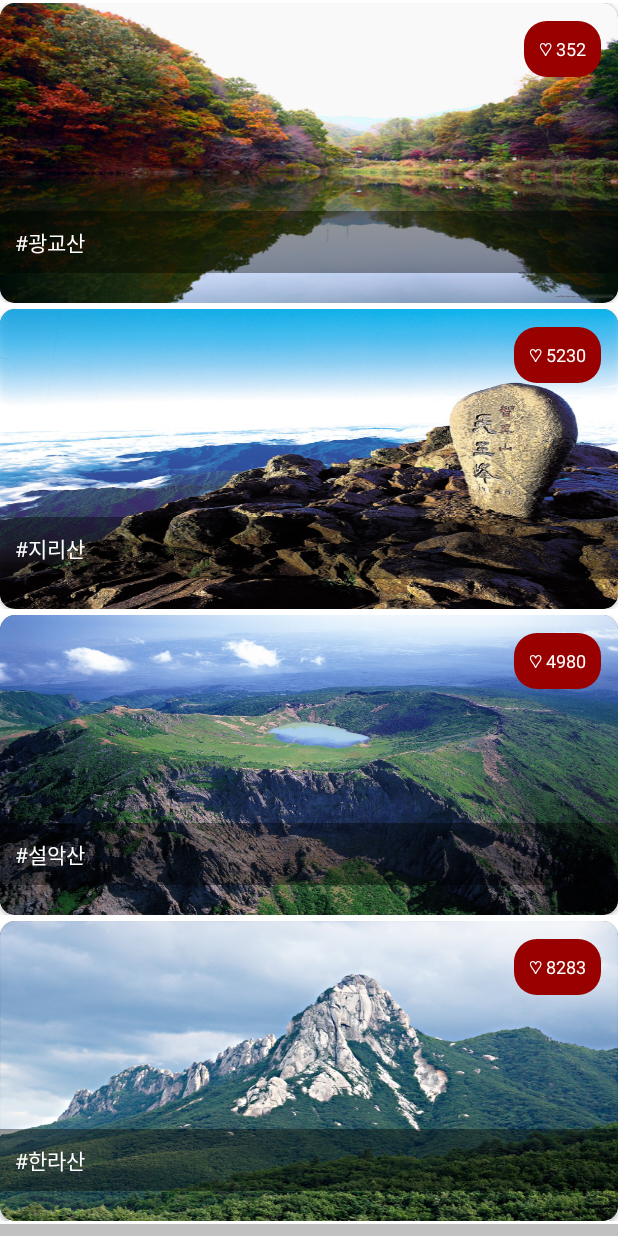
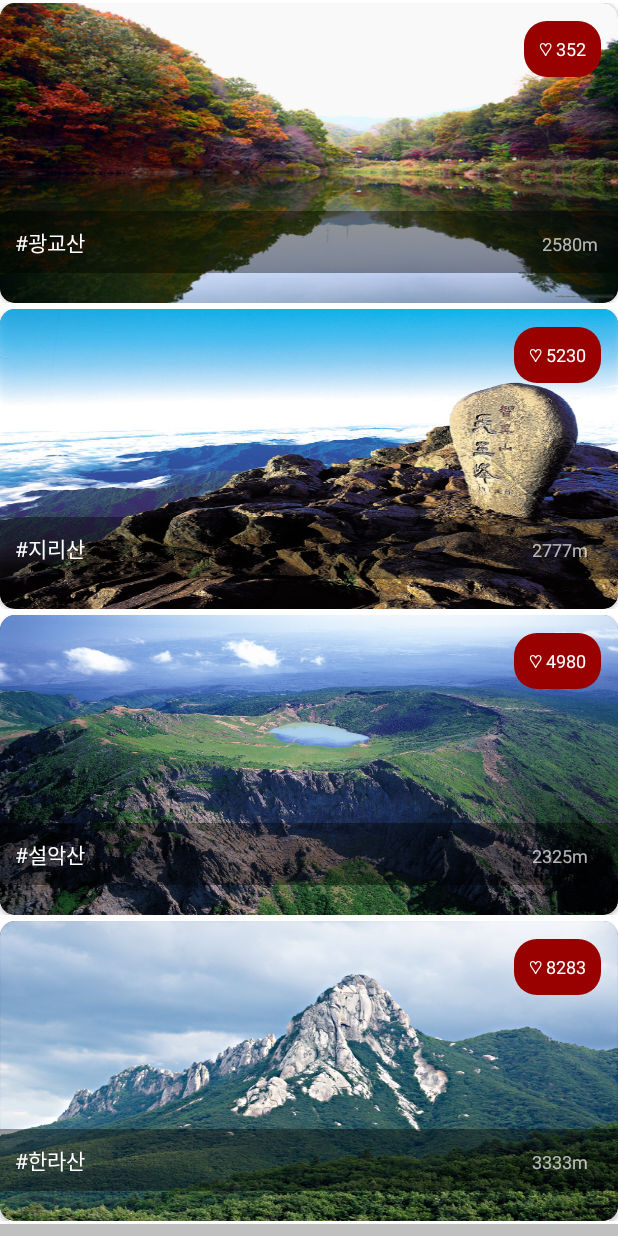
Before and after one commit to aragon1105/media_mountain_real, an Android app: the fragment Fragment_mountainlist shown on its own in the app's theme, on a phone screen of 412 x 824 dp. Run offline under Robolectric (Android 15) with nearby library versions, the phone set to English and light mode, and no system bars; our stand-ins replace CircleImageView; Roboto replaces fonts that are not available here.

Commit message:
세세한 수정

```diff
--- a/app/src/main/java/company/co/kr/mountainking/Fragment_mountainlist.java
+++ b/app/src/main/java/company/co/kr/mountainking/Fragment_mountainlist.java
@@ -68,10 +68,10 @@ public class Fragment_mountainlist extends Fragment{
     private void initDataset(){
 
         myDataset = new ArrayList<>();
-        myDataset.add(new MyData("#광교산","♡ 352",R.drawable.kwangkyo));
-        myDataset.add(new MyData("#지리산","♡ 5230",R.mipmap.jiri));
-        myDataset.add(new MyData("#설악산","♡ 4980",R.mipmap.hanra));
-        myDataset.add(new MyData("#한라산","♡ 8283",R.mipmap.seolak));
+        myDataset.add(new MyData("#광교산","♡ 352","2580m",R.drawable.kwangkyo));
+        myDataset.add(new MyData("#지리산","♡ 5230","2777m",R.mipmap.jiri));
+        myDataset.add(new MyData("#설악산","♡ 4980","2325m",R.mipmap.hanra));
+        myDataset.add(new MyData("#한라산","♡ 8283","3333m",R.mipmap.seolak));
     }
 
 
@@ -109,6 +109,7 @@ class MountainAdapter extends RecyclerView.Adapter<MountainAdapter.ViewHolder> {
         holder.mTextView.setText(mDataset.get(position).text);
         holder.mImageView.setImageResource(mDataset.get(position).img);
         holder.like.setText(mDataset.get(position).like);
+        holder.heightTextView.setText(mDataset.get(position).height);
 
         // 클릭된 산의 index를 보냄
         holder.view.setOnClickListener(new View.OnClickListener() {
@@ -141,6 +142,7 @@ class MountainAdapter extends RecyclerView.Adapter<MountainAdapter.ViewHolder> {
         // each data item is just a string in this case
         public ImageView mImageView;
         public TextView mTextView;
+        public TextView heightTextView;
         public TextView like;
         public View view;
 
@@ -148,6 +150,7 @@ class MountainAdapter extends RecyclerView.Adapter<MountainAdapter.ViewHolder> {
             super(view);
             mImageView = (ImageView)view.findViewById(R.id.image);
             mTextView = (TextView)view.findViewById(R.id.textview);
+            heightTextView = (TextView)view.findViewById(R.id.mt_height);
             like = (TextView)view.findViewById(R.id.textLike);
             this.view = view;
         }
@@ -158,11 +161,13 @@ class MountainAdapter extends RecyclerView.Adapter<MountainAdapter.ViewHolder> {
 
 class MyData{
     public String text;
+    public String height;
     public String like;
     public int img;
-    public MyData(String text, String like, int img){
+    public MyData(String text, String like, String height, int img){
         this.text = text;
         this.like = like;
+        this.height = height;
         this.img = img;
     }
 }
--- a/app/src/main/res/layout/item_cardview.xml
+++ b/app/src/main/res/layout/item_cardview.xml
@@ -30,6 +30,8 @@
                     android:layout_height="200dp"
                     android:id="@+id/image"/>
 
+
+
                 <TextView
                     android:id="@+id/textview"
                     android:textColor="#ffffff"
@@ -56,6 +58,17 @@
                     android:layout_alignParentTop="true"
                     android:layout_alignParentEnd="true" />
 
+                <TextView
+                    android:layout_width="wrap_content"
+                    android:layout_height="wrap_content"
+                    android:background="@color/transparent"
+                    android:textSize="12dp"
+                    android:id="@+id/mt_height"
+                    android:layout_alignBaseline="@+id/textview"
+                    android:layout_alignBottom="@+id/textview"
+                    android:layout_alignStart="@+id/textLike"
+                    android:layout_marginStart="12dp" />
+
 
 
             </RelativeLayout>
```
Also changed, not shown: app/src/main/java/company/co/kr/mountainking/Fragment_kinglist.java (+18 -17 lines), app/src/main/res/drawable/flag2.png (added).
